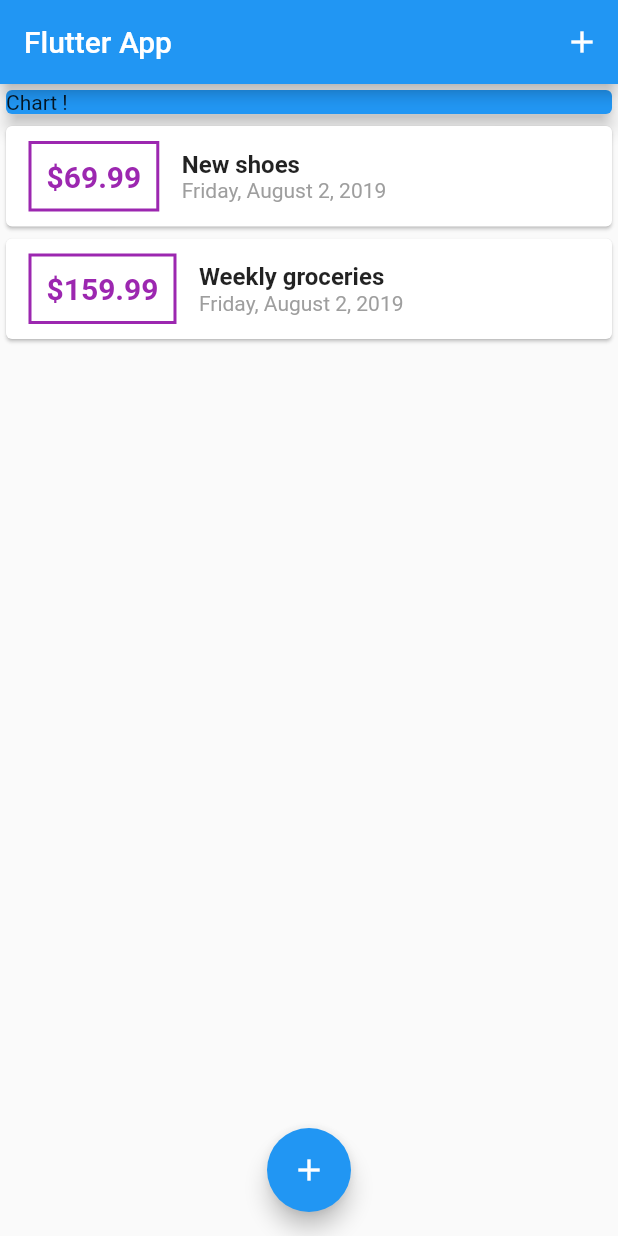
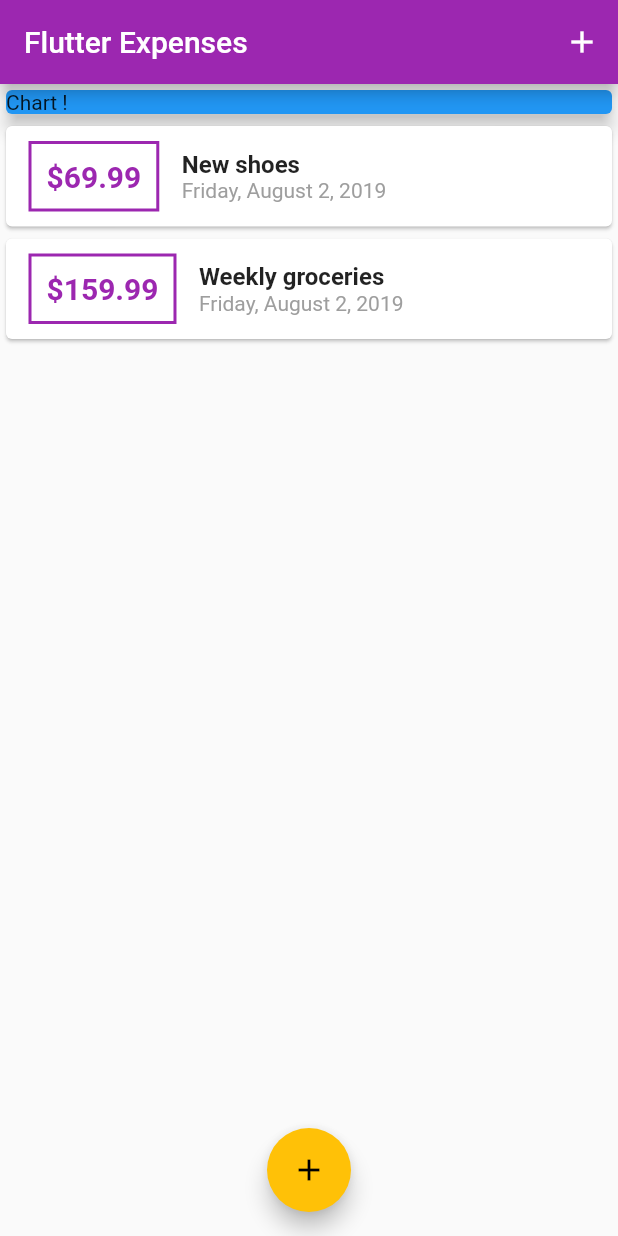
Before and after one commit to Amorem/FlutterExpenses, a Flutter app: the screen it shows after launch, on a phone screen of 412 x 824 dp. Run offline on Flutter 3.47's test engine with Material 2 defaults, Android fonts, the phone set to English and light mode, and no system bars.

Commit message:
using Theme

```diff
--- a/lib/main.dart
+++ b/lib/main.dart
@@ -11,6 +11,7 @@ class MyApp extends StatelessWidget {
     return MaterialApp(
       title: 'Flutter Expenses',
       home: MyHomePage(),
+      theme: ThemeData(primarySwatch: Colors.purple, accentColor: Colors.amber),
     );
   }
 }
@@ -59,7 +60,9 @@ class _MyHomePageState extends State<MyHomePage> {
   Widget build(BuildContext context) {
     return Scaffold(
       appBar: AppBar(
-        title: Text('Flutter App'),
+        title: Text(
+          'Flutter Expenses',
+        ),
         actions: <Widget>[
           IconButton(
             icon: Icon(Icons.add),
--- a/lib/widgets/transaction_list.dart
+++ b/lib/widgets/transaction_list.dart
@@ -18,14 +18,15 @@ class TransactionList extends StatelessWidget {
                 Container(
                   margin: EdgeInsets.symmetric(vertical: 10, horizontal: 15),
                   decoration: BoxDecoration(
-                      border: Border.all(color: Colors.purple, width: 2)),
+                      border: Border.all(
+                          color: Theme.of(context).primaryColor, width: 2)),
                   padding: EdgeInsets.all(10),
                   child: Text(
                     "\$${transactions[index].amount.toStringAsFixed(2)}",
                     style: TextStyle(
                         fontWeight: FontWeight.bold,
                         fontSize: 20,
-                        color: Colors.purple),
+                        color: Theme.of(context).primaryColor),
                   ),
                 ),
                 Column(
```
